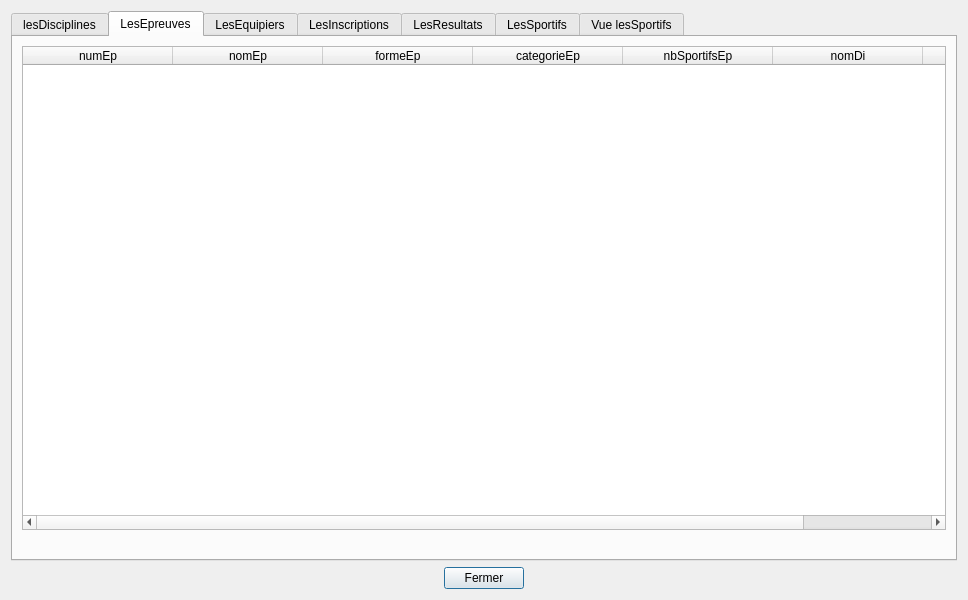
First picture: the form in gui/tablesData.ui, repository pH0xe/L3-Info-Projet-CEBD, before the edit.
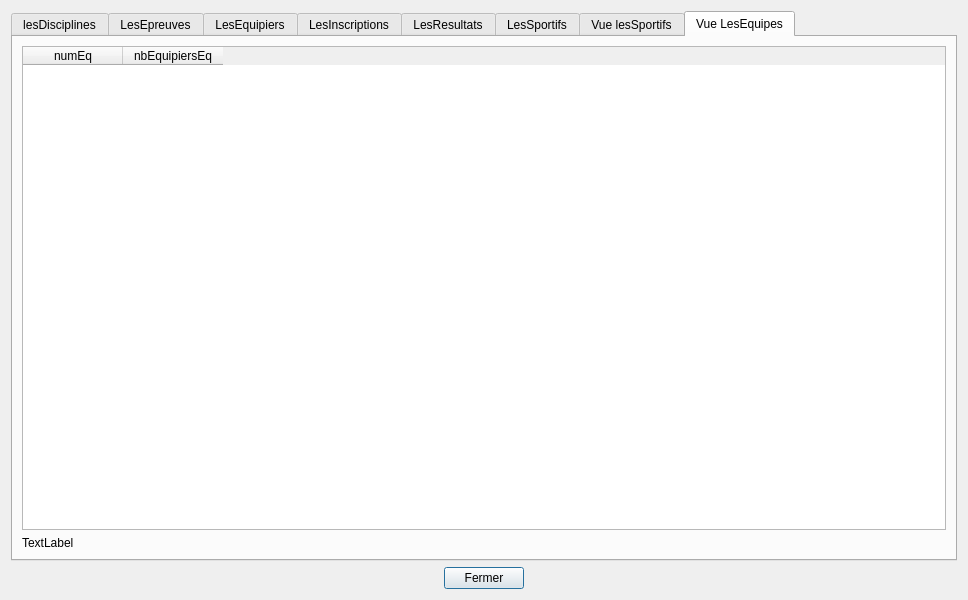
Second picture: the form after the edit.

What changed in the file:
```diff
--- a/gui/tablesData.ui
+++ b/gui/tablesData.ui
@@ -29,7 +29,7 @@
    <item>
     <widget class="QTabWidget" name="tabWidget">
      <property name="currentIndex">
-      <number>1</number>
+      <number>7</number>
      </property>
      <widget class="QWidget" name="tabDisciplines">
       <attribute name="title">
@@ -625,6 +625,34 @@
        </item>
       </layout>
      </widget>
+     <widget class="QWidget" name="tab_vu_lesEquipes">
+      <attribute name="title">
+       <string>Vue LesEquipes</string>
+      </attribute>
+      <layout class="QVBoxLayout" name="verticalLayout_9">
+       <item>
+        <widget class="QTableWidget" name="vueEquipes">
+         <column>
+          <property name="text">
+           <string>numEq</string>
+          </property>
+         </column>
+         <column>
+          <property name="text">
+           <string>nbEquipiersEq</string>
+          </property>
+         </column>
+        </widget>
+       </item>
+       <item>
+        <widget class="QLabel" name="label_vue_equipes">
+         <property name="text">
+          <string>TextLabel</string>
+         </property>
+        </widget>
+       </item>
+      </layout>
+     </widget>
     </widget>
    </item>
    <item>
```
